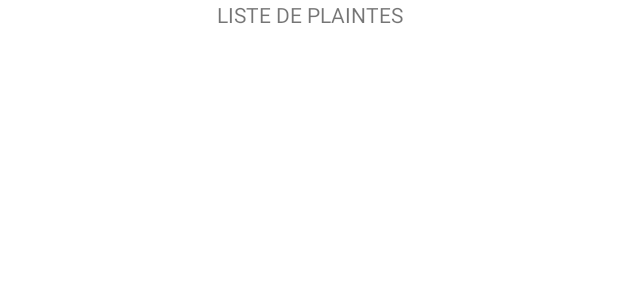
After one commit to uOttawaSEGA2022/projet-devs4life, an Android app: the layout activity_admin.xml on its own in the app's theme, with its tools: preview values and no code run, on a phone screen of 412 x 824 dp. The commit adds this screen. Shown: the top 300 px of the screen. Run offline under Robolectric (Android 15) with nearby library versions, the phone set to English and light mode, and no system bars.

Commit message:
Liste de plaintes+Admin classes

```diff
--- /dev/null
+++ b/app/src/main/java/com/example/applicationcuisiner/Administrateur.java
@@ -0,0 +1,5 @@
+package com.example.applicationcuisiner;
+
+public class Administrateur {
+
+}
--- /dev/null
+++ b/app/src/main/res/layout/activity_admin.xml
@@ -0,0 +1,19 @@
+<?xml version="1.0" encoding="utf-8"?>
+<RelativeLayout xmlns:android="http://schemas.android.com/apk/res/android"
+    android:layout_width="match_parent"
+    android:layout_height="match_parent">
+    <TextView
+        android:id="@+id/textView"
+        android:layout_width="match_parent"
+        android:layout_height="wrap_content"
+        android:text="LISTE DE PLAINTES"
+        android:textAlignment="center"
+
+        />
+    <ListView
+        android:id="@+id/listViewProducts"
+        android:layout_width="match_parent"
+        android:layout_height="wrap_content"
+        android:layout_below="@+id/textView">
+    </ListView>
+</RelativeLayout>
--- a/app/src/main/res/layout/activity_main.xml
+++ b/app/src/main/res/layout/activity_main.xml
@@ -18,7 +18,7 @@
         app:layout_constraintHorizontal_bias="0.497"
         app:layout_constraintStart_toStartOf="parent"
         app:layout_constraintTop_toTopOf="parent"
-        app:layout_constraintVertical_bias="0.237" />
+        app:layout_constraintVertical_bias="0.24" />
 
     <EditText
         android:id="@+id/editText_MDP"
```
